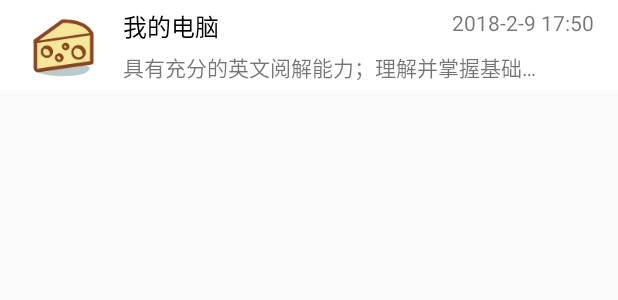
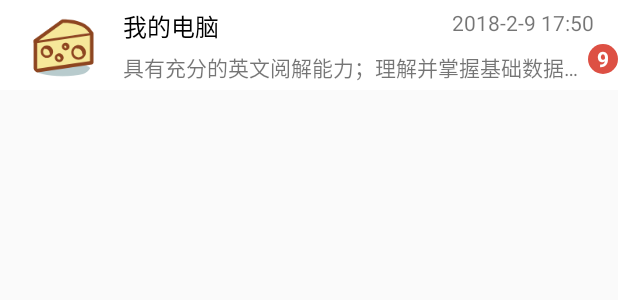
Before and after one commit to f1amingo/ATour, an Android app: the layout z_item_notification.xml on its own in the app's theme, with its tools: preview values and no code run, on a phone screen of 412 x 824 dp. Shown: the top 300 px of the screen. Run offline under Robolectric (Android 15) with nearby library versions, the phone set to English and light mode, and no system bars.

```diff
--- a/app/src/main/java/com/sanwei/sanwei4a/fragment/FragmentHome.kt
+++ b/app/src/main/java/com/sanwei/sanwei4a/fragment/FragmentHome.kt
@@ -73,7 +73,7 @@ class FragmentHome : BaseFragment() {
 
             override fun onResponse(call: Call, response: Response) {
                 val strBody = response.body()!!.string()
-                LogUtil.e(TAG, strBody)
+//                LogUtil.e(TAG, strBody)
                 val jsonObj = JSONObject.parseObject(strBody)
                 val jsonArray = jsonObj.getJSONArray("Tour")
                 jsonArray.forEach {
--- a/app/src/main/res/layout/z_item_notification.xml
+++ b/app/src/main/res/layout/z_item_notification.xml
@@ -3,11 +3,11 @@
     android:layout_width="match_parent"
     android:layout_height="60dp"
     android:layout_marginBottom="1dp"
+    android:background="@drawable/z_notification_item_selector"
+    android:clickable="true"
+    android:focusable="true"
     android:gravity="center"
-    android:clickable="true"
-    android:background="@drawable/z_notification_item_selector"
-    android:orientation="vertical"
-    android:focusable="true">
+    android:orientation="vertical">
 
     <RelativeLayout
         android:layout_width="match_parent"
@@ -31,9 +31,9 @@
             android:orientation="vertical">
 
             <RelativeLayout
-                android:layout_marginRight="16dp"
                 android:layout_width="match_parent"
-                android:layout_height="wrap_content">
+                android:layout_height="wrap_content"
+                android:layout_marginRight="16dp">
 
                 <TextView
                     android:id="@+id/z_txt_nick_session"
@@ -53,17 +53,35 @@
 
             </RelativeLayout>
 
+            <RelativeLayout
+                android:layout_width="match_parent"
+                android:layout_height="wrap_content">
+
+                <TextView
+                    android:id="@+id/txt_badge_notification_item"
+                    android:layout_width="20dp"
+                    android:layout_height="20dp"
+                    android:layout_alignParentEnd="true"
+                    android:background="@drawable/z_white_50"
+                    android:backgroundTint="@color/color_red_google"
+                    android:gravity="center"
+                    android:text="9"
+                    android:textColor="@color/white"
+                    android:textStyle="bold" />
+
                 <TextView
                     android:id="@+id/z_txt_content_session"
-                android:paddingRight="32dp"
                     android:layout_width="match_parent"
                     android:layout_height="wrap_content"
-                android:paddingBottom="5dp"
+                    android:layout_marginTop="5dp"
                     android:layout_marginRight="16dp"
-                android:layout_marginTop="5dp"
                     android:ellipsize="end"
                     android:lines="1"
+                    android:paddingBottom="5dp"
                     android:text="具有充分的英文阅解能力；理解并掌握基础数据结构，包括：线性表、树、图" />
+
+            </RelativeLayout>
+
         </LinearLayout>
     </RelativeLayout>
 </LinearLayout>
```
Also changed, not shown: app/src/main/java/com/sanwei/sanwei4a/activity/ChatActivity.kt (+46 -7 lines), app/src/main/java/com/sanwei/sanwei4a/adapter/NotificationListAdapter.kt (+6 -1 lines), app/src/main/java/com/sanwei/sanwei4a/fragment/FragmentInfo.kt (+20 -14 lines). Lines whose indentation alone changed are shown as unchanged.
